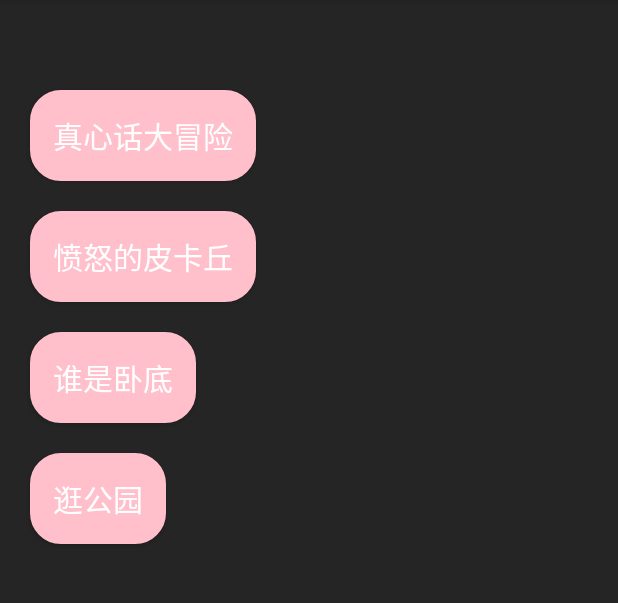
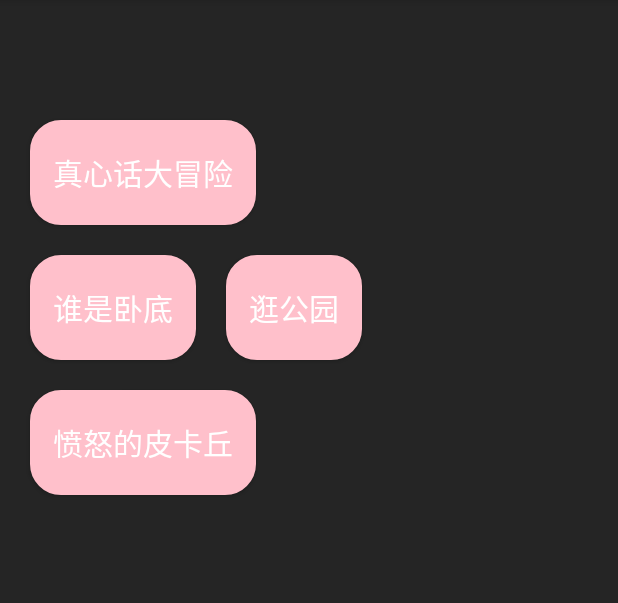
Before and after one commit to Supopo/Games, an Android app: the layout activity_main.xml on its own in the app's theme, with its tools: preview values and no code run, on a phone screen of 412 x 824 dp, the part 84-687 px from its top. Run offline under Robolectric (Android 15) with nearby library versions, the phone set to English and light mode, and no system bars.

Commit message:
修改首页布局

```diff
--- a/app/src/main/assets/do.txt
+++ b/app/src/main/assets/do.txt
@@ -6,13 +6,13 @@
 与异性贴身热舞~
 直接互亲嘴角（注意是互亲）~
 隔纸巾接吻~
+隔纸巾接吻并弄破纸~
 性感的拉裤子到不能拉的位置，从上到下~
 拿一根饼干条，选一位异性各叼住两端，两人同时开始咬，两人的嘴移开饼干条的时候不能看到暴露在外的饼干条超过1厘米，如果中途饼干条断了，则需重来~
 两只手贴着异性的脸，双眼对视一轮~
 抽选一位异性，找一个其他人把饼干棒掰小，多小由掰的人决定，抽中者必须把饼干棒从对方口中吃进自己嘴中。只能使用嘴~
 选位一异性用嘴唇传纸牌~
 男生从女生腰背后双手摸过搂住女生的腰，下巴放在女生肩上，坚持5秒~
-选一位异性，互摸嘴唇~
 坐在异性大腿上坚持10秒~
 找一位一位异性合照~
 男生弹女生内衣大带两边各一下~
@@ -60,3 +60,5 @@
 热吻墙10秒~
 协助一名异性舔夹心饼干的夹心，不能用手~
 表演壁咚~
+将一名异性举高高~
+男生躺在地上双手举起，女生撑着男生的手做俯卧撑5下~
--- a/app/src/main/assets/parks.txt
+++ b/app/src/main/assets/parks.txt
@@ -5,7 +5,7 @@
 日漫园,
 火影园,
 仙剑园,
-烤肉园，
+烤肉园,
 茶园,
 啤酒园,
 白酒园,
--- a/app/src/main/res/layout/activity_main.xml
+++ b/app/src/main/res/layout/activity_main.xml
@@ -20,9 +20,9 @@
         <Button
             android:id="@+id/btn_game1"
             android:layout_width="wrap_content"
-            android:layout_height="wrap_content"
+            android:layout_height="70dp"
             android:layout_marginLeft="20dp"
-            android:layout_marginTop="60dp"
+            android:layout_marginTop="80dp"
             android:background="@drawable/btn_pink_sx"
             android:padding="15dp"
             android:text="真心话大冒险"
@@ -32,10 +32,10 @@
         <Button
             android:id="@+id/btn_game2"
             android:layout_width="wrap_content"
-            android:layout_height="wrap_content"
-            android:layout_below="@id/btn_game1"
+            android:layout_height="70dp"
+            android:layout_marginTop="20dp"
+            android:layout_below="@id/btn_game3"
             android:layout_marginLeft="20dp"
-            android:layout_marginTop="20dp"
             android:background="@drawable/btn_pink_sx"
             android:padding="15dp"
             android:text="愤怒的皮卡丘"
@@ -45,8 +45,8 @@
         <Button
             android:id="@+id/btn_game3"
             android:layout_width="wrap_content"
-            android:layout_height="wrap_content"
-            android:layout_below="@id/btn_game2"
+            android:layout_height="70dp"
+            android:layout_below="@id/btn_game1"
             android:layout_marginLeft="20dp"
             android:layout_marginTop="20dp"
             android:background="@drawable/btn_pink_sx"
@@ -58,8 +58,9 @@
         <Button
             android:id="@+id/btn_game4"
             android:layout_width="wrap_content"
-            android:layout_height="wrap_content"
-            android:layout_below="@id/btn_game3"
+            android:layout_height="70dp"
+            android:layout_toRightOf="@id/btn_game3"
+            android:layout_below="@id/btn_game1"
             android:layout_marginLeft="20dp"
             android:layout_marginTop="20dp"
             android:background="@drawable/btn_pink_sx"
```
